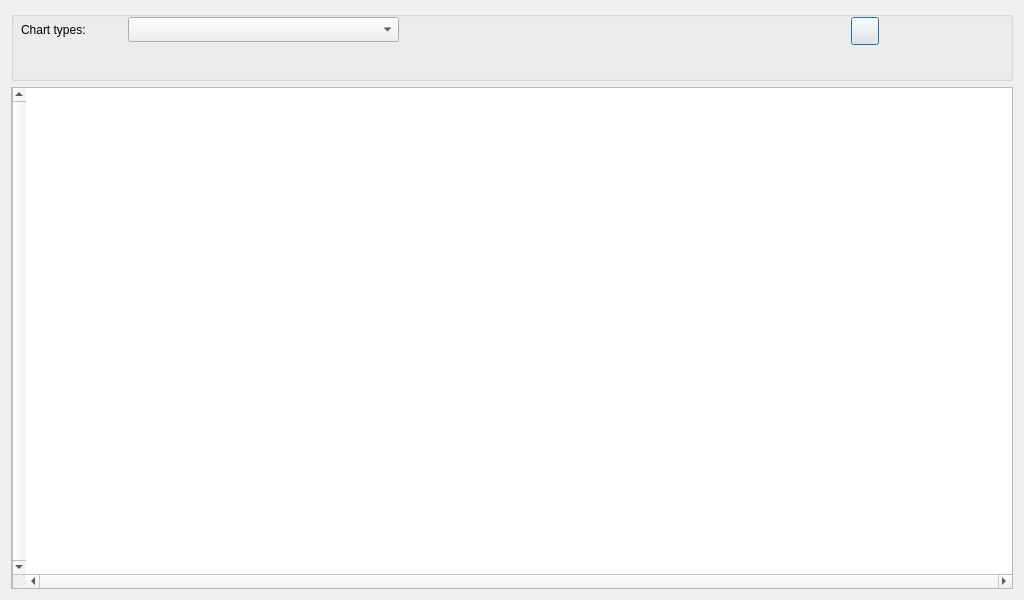
The window that GUI_UIs/ui_dialog_charts.ui (ccbogel/QualCoder) describes before a commit, drawn with Qt 5.
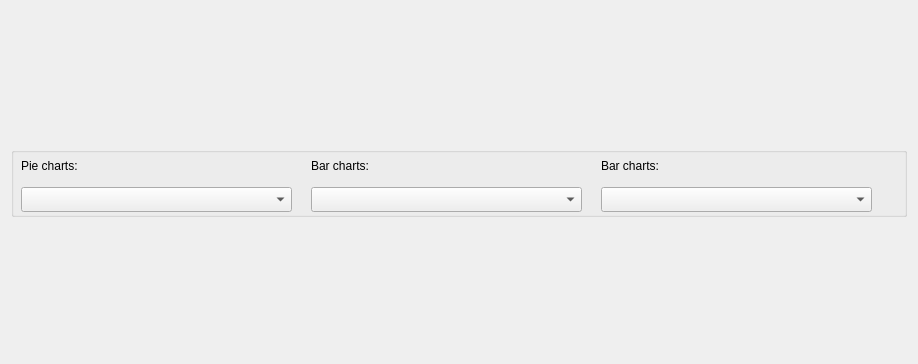
The same window after the commit.

What changed in the file:
```diff
--- a/GUI_UIs/ui_dialog_charts.ui
+++ b/GUI_UIs/ui_dialog_charts.ui
@@ -6,8 +6,8 @@
    <rect>
     <x>0</x>
     <y>0</y>
-    <width>1024</width>
-    <height>600</height>
+    <width>918</width>
+    <height>364</height>
    </rect>
   </property>
   <property name="windowTitle">
@@ -31,58 +31,78 @@
      <property name="title">
       <string/>
      </property>
-     <widget class="QPushButton" name="pushButton_export">
+     <widget class="QLabel" name="label_pie_chart">
       <property name="geometry">
        <rect>
-        <x>840</x>
-        <y>6</y>
-        <width>28</width>
-        <height>28</height>
+        <x>10</x>
+        <y>9</y>
+        <width>101</width>
+        <height>20</height>
        </rect>
       </property>
       <property name="toolTip">
        <string>Export image</string>
       </property>
       <property name="text">
-       <string/>
+       <string>Pie charts:</string>
       </property>
      </widget>
-     <widget class="QLabel" name="label_chart_types">
+     <widget class="QComboBox" name="comboBox_pie_charts">
       <property name="geometry">
        <rect>
         <x>10</x>
+        <y>40</y>
+        <width>271</width>
+        <height>25</height>
+       </rect>
+      </property>
+     </widget>
+     <widget class="QLabel" name="label_bar_chart">
+      <property name="geometry">
+       <rect>
+        <x>300</x>
         <y>9</y>
         <width>101</width>
         <height>20</height>
        </rect>
       </property>
       <property name="text">
-       <string>Chart types:</string>
+       <string>Bar charts:</string>
       </property>
      </widget>
      <widget class="QComboBox" name="comboBox_chart_types">
       <property name="geometry">
        <rect>
-        <x>117</x>
-        <y>6</y>
+        <x>300</x>
+        <y>40</y>
         <width>271</width>
         <height>25</height>
        </rect>
       </property>
      </widget>
-    </widget>
-   </item>
-   <item row="1" column="0">
-    <widget class="QGraphicsView" name="graphicsView">
-     <property name="layoutDirection">
-      <enum>Qt::RightToLeft</enum>
-     </property>
-     <property name="verticalScrollBarPolicy">
-      <enum>Qt::ScrollBarAlwaysOn</enum>
-     </property>
-     <property name="horizontalScrollBarPolicy">
-      <enum>Qt::ScrollBarAlwaysOn</enum>
-     </property>
+     <widget class="QLabel" name="label_tree_chart">
+      <property name="geometry">
+       <rect>
+        <x>590</x>
+        <y>9</y>
+        <width>101</width>
+        <height>20</height>
+       </rect>
+      </property>
+      <property name="text">
+       <string>Bar charts:</string>
+      </property>
+     </widget>
+     <widget class="QComboBox" name="comboBox_tree_charts">
+      <property name="geometry">
+       <rect>
+        <x>590</x>
+        <y>40</y>
+        <width>271</width>
+        <height>25</height>
+       </rect>
+      </property>
+     </widget>
     </widget>
    </item>
   </layout>
```
Left out of the diff: 5 changed lines with no effect on the pictures.
